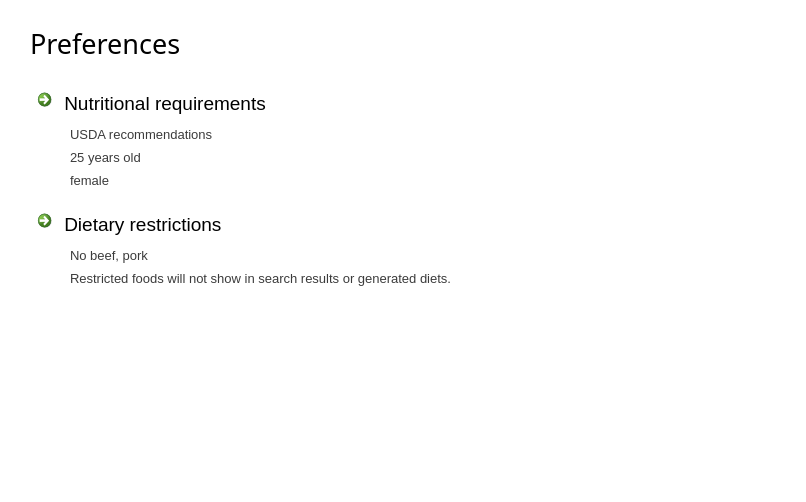
The window that ui/ui_prefwidget.ui (josh-minch/spartan) describes before a commit, drawn with Qt 5.
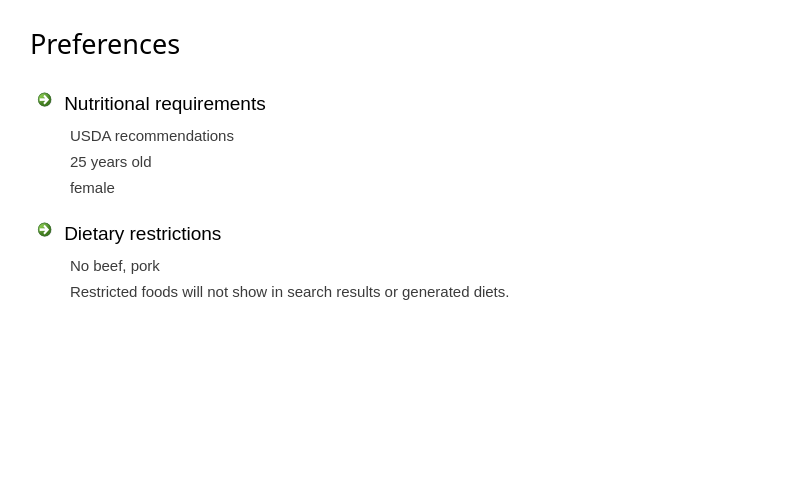
The same window after the commit. Icons and pictures are not drawn.

Patch:
```diff
--- a/ui/ui_prefwidget.ui
+++ b/ui/ui_prefwidget.ui
@@ -218,7 +218,7 @@
              <property name="font">
               <font>
                <family>Segoe UI</family>
-               <pointsize>10</pointsize>
+               <pointsize>11</pointsize>
               </font>
              </property>
              <property name="text">
@@ -268,7 +268,7 @@
              <property name="font">
               <font>
                <family>Segoe UI</family>
-               <pointsize>10</pointsize>
+               <pointsize>11</pointsize>
               </font>
              </property>
              <property name="text">
@@ -318,7 +318,7 @@
              <property name="font">
               <font>
                <family>Segoe UI</family>
-               <pointsize>10</pointsize>
+               <pointsize>11</pointsize>
               </font>
              </property>
              <property name="text">
@@ -431,7 +431,7 @@
              <property name="font">
               <font>
                <family>Segoe UI</family>
-               <pointsize>10</pointsize>
+               <pointsize>11</pointsize>
               </font>
              </property>
              <property name="text">
@@ -481,7 +481,7 @@
              <property name="font">
               <font>
                <family>Segoe UI</family>
-               <pointsize>10</pointsize>
+               <pointsize>11</pointsize>
               </font>
              </property>
              <property name="text">
```
